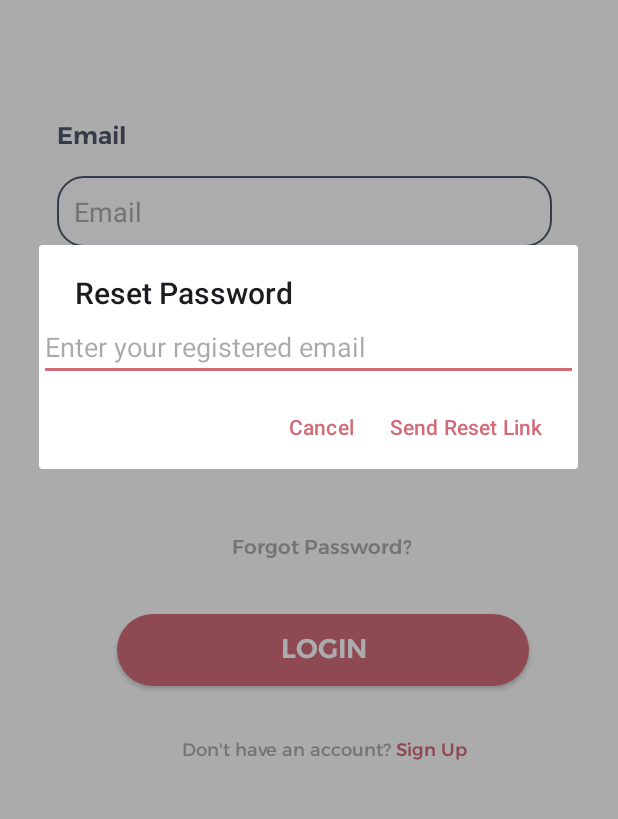
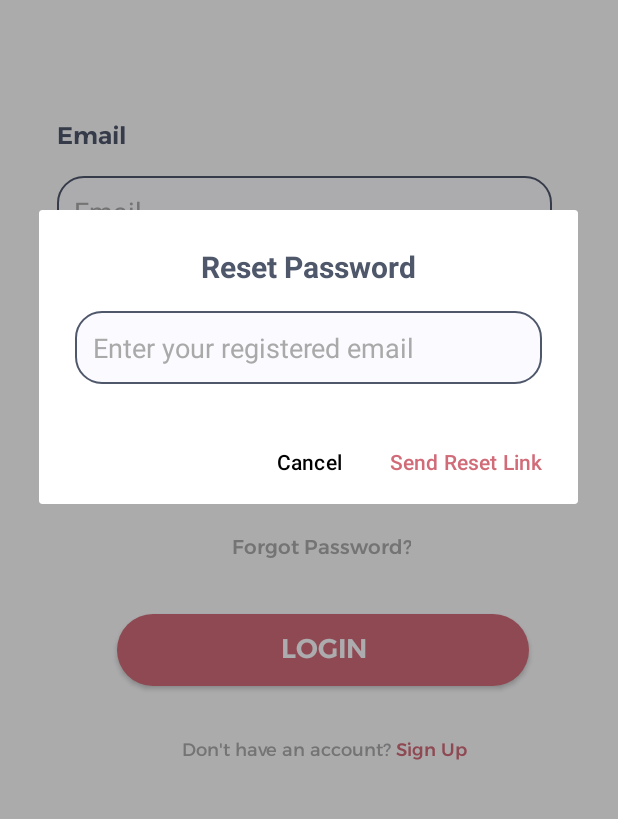
Before and after one commit to AhmedTarek215/petto-mobile-app, an Android app built with Jetpack Compose: the screen it shows after launch (Login), after a tap on "Forgot Password?", on a phone screen of 412 x 824 dp, the part 261-1080 px from its top. Run offline under Robolectric (Android 15) with nearby library versions, the light colour scheme and no system bars; our stand-ins replace Firebase (no records; nobody signed in at launch, a user with empty details on screens opened directly).

Commit message:
login & signUp (forget password )

```diff
--- a/app/src/main/java/com/example/petto/ui/Login/Login.kt
+++ b/app/src/main/java/com/example/petto/ui/Login/Login.kt
@@ -3,12 +3,14 @@ package com.example.petto.ui.Login
 
 
 import android.annotation.SuppressLint
+import android.app.ProgressDialog
 import android.content.Intent
 import android.graphics.Color
 import android.os.Bundle
 import android.text.*
 import android.text.style.ForegroundColorSpan
 import android.text.style.TypefaceSpan
+import android.view.Gravity
 import android.widget.*
 import androidx.appcompat.app.AlertDialog
 import androidx.appcompat.app.AppCompatActivity
@@ -103,33 +105,70 @@ class Login : AppCompatActivity() {
     }
 
     private fun showForgotPasswordDialog() {
-        val builder = AlertDialog.Builder(this)
-        builder.setTitle("Reset Password")
+        val dialogView = layoutInflater.inflate(R.layout.activity_dialog_forgot_password, null)
+        val etDialogEmail = dialogView.findViewById<EditText>(R.id.etDialogEmail)
 
-        val input = EditText(this)
-        input.hint = "Enter your registered email"
-        builder.setView(input)
+        val dialog = AlertDialog.Builder(this, R.style.CustomAlertDialog) // 💖 add custom style
+            .setView(dialogView)
+            .setPositiveButton("Send Reset Link", null)
+            .setNegativeButton("Cancel", null)
+            .create()
 
-        builder.setPositiveButton("Send Reset Link") { dialog, _ ->
-            val email = input.text.toString().trim()
-            if (email.isEmpty()) {
-                Toast.makeText(this, "Please enter your email", Toast.LENGTH_SHORT).show()
-                return@setPositiveButton
+        dialog.setOnShowListener {
+            val positiveButton = dialog.getButton(AlertDialog.BUTTON_POSITIVE)
+            val negativeButton = dialog.getButton(AlertDialog.BUTTON_NEGATIVE)
+
+            positiveButton.setTextColor(resources.getColor(R.color.progress_active, theme)) // 🌸 make pink
+            negativeButton.setTextColor(resources.getColor(R.color.black, theme)) // optional gray
+
+            positiveButton.setOnClickListener {
+                val email = etDialogEmail.text.toString().trim()
+                if (email.isEmpty()) {
+                    etDialogEmail.error = "Please enter your email"
+                } else {
+                    sendPasswordResetEmail(email)
+                    dialog.dismiss()
+                }
             }
-            sendPasswordResetEmail(email)
-            dialog.dismiss()
+
+            negativeButton.setOnClickListener {
+                dialog.dismiss()
+            }
         }
 
-        builder.setNegativeButton("Cancel") { dialog, _ ->
-            dialog.dismiss()
-        }
+        dialog.show()
+        val window = dialog.window
+        window?.attributes?.windowAnimations = R.style.DialogAnimation
 
-        builder.show()
+    }
+
+    private fun showLoadingDialog(): AlertDialog {
+        val loadingView = LinearLayout(this)
+        loadingView.orientation = LinearLayout.VERTICAL
+        loadingView.gravity = Gravity.CENTER
+        loadingView.setPadding(30, 30, 30, 30)
+
+        val progressBar = ProgressBar(this)
+        progressBar.isIndeterminate = true
+        loadingView.addView(progressBar)
+
+        val dialog = AlertDialog.Builder(this)
+            .setView(loadingView)
+            .setCancelable(false)
+            .create()
+
+        dialog.window?.setBackgroundDrawableResource(android.R.color.transparent)
+
+        dialog.show()
+        return dialog
     }
 
     private fun sendPasswordResetEmail(email: String) {
+        val loadingDialog = showLoadingDialog() // show loading spinner
+
         FirebaseAuth.getInstance().sendPasswordResetEmail(email)
             .addOnCompleteListener { task ->
+                loadingDialog.dismiss() // hide spinner when done
                 if (task.isSuccessful) {
                     Toast.makeText(this, "Reset link sent to your email!", Toast.LENGTH_LONG).show()
                 } else {
@@ -137,4 +176,6 @@ class Login : AppCompatActivity() {
                 }
             }
     }
+
+
 }
--- /dev/null
+++ b/app/src/main/res/anim/dialog_animation.xml
@@ -0,0 +1,15 @@
+<?xml version="1.0" encoding="utf-8"?>
+<set xmlns:android="http://schemas.android.com/apk/res/android"
+    android:interpolator="@android:anim/decelerate_interpolator">
+
+    <alpha
+        android:fromAlpha="0.0"
+        android:toAlpha="1.0"
+        android:duration="300"/>
+
+    <translate
+        android:fromYDelta="30%"
+        android:toYDelta="0%"
+        android:duration="300" />
+
+</set>
--- /dev/null
+++ b/app/src/main/res/drawable/dialog_background.xml
@@ -0,0 +1,8 @@
+<?xml version="1.0" encoding="utf-8"?>
+<selector xmlns:android="http://schemas.android.com/apk/res/android">
+    <shape xmlns:android="http://schemas.android.com/apk/res/android"
+        android:shape="rectangle">
+        <solid android:color="#FFFFFF" />
+        <corners android:radius="16dp" />
+    </shape>
+</selector>
--- /dev/null
+++ b/app/src/main/res/layout/activity_dialog_forgot_password.xml
@@ -0,0 +1,39 @@
+<?xml version="1.0" encoding="utf-8"?>
+<androidx.constraintlayout.widget.ConstraintLayout xmlns:android="http://schemas.android.com/apk/res/android"
+    xmlns:tools="http://schemas.android.com/tools"
+    android:layout_width="match_parent"
+    android:layout_height="match_parent">
+
+
+    <LinearLayout xmlns:android="http://schemas.android.com/apk/res/android"
+        android:layout_width="match_parent"
+        android:layout_height="wrap_content"
+        android:orientation="vertical"
+        android:padding="24dp"
+        android:background="@drawable/dialog_background"
+        android:gravity="center_horizontal"
+        tools:ignore="MissingConstraints">
+
+        <TextView
+            android:id="@+id/dialogTitle"
+            android:layout_width="wrap_content"
+            android:layout_height="wrap_content"
+            android:text="Reset Password"
+            android:textSize="20sp"
+            android:textColor="#4F576B"
+            android:textStyle="bold"
+            android:layout_marginBottom="16dp" />
+
+        <EditText
+            android:id="@+id/etDialogEmail"
+            android:layout_width="match_parent"
+            android:layout_height="wrap_content"
+            android:hint="Enter your registered email"
+            android:background="@drawable/edittext_outline"
+            android:padding="12dp"
+            android:textColorHint="#A9A9A9"
+            android:textColor="#000000" />
+
+    </LinearLayout>
+
+</androidx.constraintlayout.widget.ConstraintLayout>
--- a/app/src/main/res/values/styles.xml
+++ b/app/src/main/res/values/styles.xml
@@ -17,5 +17,14 @@
         <item name="cornerSize">0dp</item> <!-- Adjust for your radius -->
     </style>
 
+    <style name="CustomAlertDialog" parent="ThemeOverlay.AppCompat.Dialog.Alert">
+        <item name="android:background">@drawable/dialog_background</item> <!-- Rounded background -->
+    </style>
+
+
+    <style name="DialogAnimation">
+        <item name="android:windowEnterAnimation">@anim/dialog_animation</item>
+    </style>
+
 
 </resources>
```
